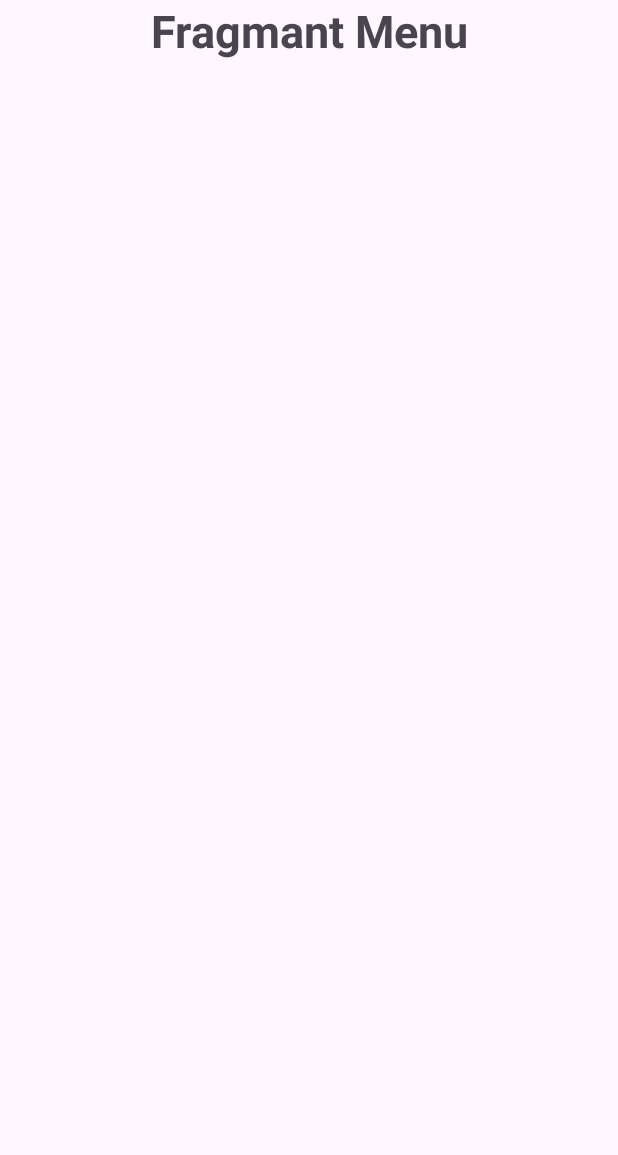
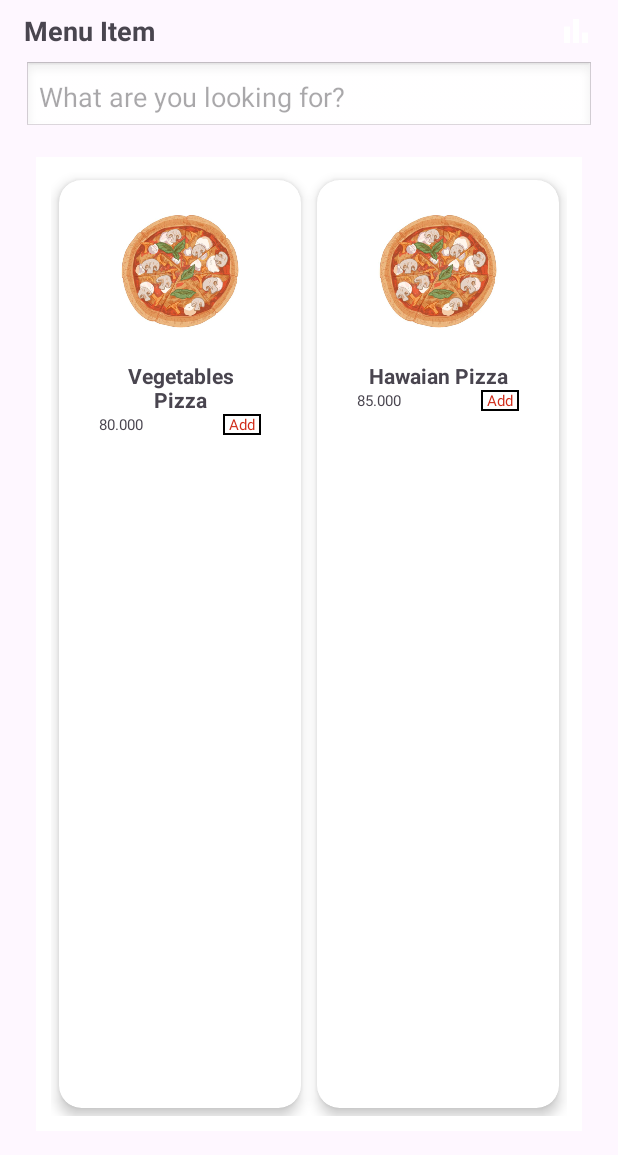
Before and after one commit to jihadanbs/pizza-app-andorid, an Android app: the fragment MenuFragment shown on its own in the app's theme, on a phone screen of 412 x 824 dp. Shown: the top 1155 px of the screen. Run offline under Robolectric (Android 15) with nearby library versions, the phone set to English and light mode, and no system bars.

Commit message:
push RecycleReviewer

```diff
--- /dev/null
+++ b/app/src/main/java/com/example/pizzaappxxxx/AdapterMenu.kt
@@ -0,0 +1,43 @@
+package com.example.pizzaappxxxx
+
+import android.view.LayoutInflater
+import android.view.View
+import android.view.ViewGroup
+import android.widget.ImageView
+import android.widget.TextView
+import androidx.appcompat.view.menu.MenuView
+import androidx.recyclerview.widget.RecyclerView
+
+class AdapterMenu (private val listMenu:List<MenuModel>): RecyclerView.Adapter<AdapterMenu.ViewHolder>() {
+    inner class ViewHolder(v: View):RecyclerView.ViewHolder(v) {
+        val imgFotoMenu: ImageView
+        val textNamaMenu: TextView
+        val textHargaMenu: TextView
+        val btnAddMenu: TextView
+        val context = v.context;
+
+        init {
+            imgFotoMenu = v.findViewById(R.id.imageViewMenu)
+            textNamaMenu = v.findViewById(R.id.textViewNamaMenu)
+            textHargaMenu = v.findViewById(R.id.textViewHargaMenu)
+            btnAddMenu = v.findViewById(R.id.textViewAddMenu)
+        }
+    }
+    override fun  onCreateViewHolder(parent: ViewGroup, viewType: Int): ViewHolder {
+        val layoutInflater = LayoutInflater.from(parent?.context)
+        val cellForRow = layoutInflater.inflate(R.layout.card_layout_menu,
+            parent, false)
+        return ViewHolder(cellForRow)
+    }
+
+    override fun getItemCount(): Int {
+        return  listMenu.size
+    }
+
+    override fun onBindViewHolder(holder: ViewHolder, position: Int) {
+       val modelMenu = listMenu[position]
+        holder.imgFotoMenu.setImageResource(modelMenu.gambar)
+        holder.textNamaMenu.text = modelMenu.namaMenu
+        holder.textHargaMenu.text = modelMenu.harga
+    }
+}
--- a/app/src/main/java/com/example/pizzaappxxxx/MenuFragment.kt
+++ b/app/src/main/java/com/example/pizzaappxxxx/MenuFragment.kt
@@ -5,6 +5,8 @@ import androidx.fragment.app.Fragment
 import android.view.LayoutInflater
 import android.view.View
 import android.view.ViewGroup
+import androidx.recyclerview.widget.GridLayoutManager
+import androidx.recyclerview.widget.RecyclerView
 
 // TODO: Rename parameter arguments, choose names that match
 // the fragment initialization parameters, e.g. ARG_ITEM_NUMBER
@@ -37,6 +39,22 @@ class MenuFragment : Fragment() {
         return inflater.inflate(R.layout.fragment_menu, container, false)
     }
 
+    override fun onViewCreated(view: View, savedInstanceState: Bundle?) {
+        super.onViewCreated(view, savedInstanceState)
+        //add data to RecyclerView
+        val RVMenu: RecyclerView = view.findViewById(R.id.recyclerViewMenu)
+        RVMenu.layoutManager = GridLayoutManager(activity,2)
+        //list data menu
+        val menu = ArrayList<MenuModel>()
+        menu.add(MenuModel(R.drawable.logo_pizza, "Vegetables Pizza", "80.000"))
+        menu.add(MenuModel(R.drawable.logo_pizza, "Hawaian Pizza", "85.000"))
+        menu.add(MenuModel(R.drawable.logo_pizza, "American Pizza", "90.000"))
+        menu.add(MenuModel(R.drawable.logo_pizza, "Italian Pizza", "75.000"))
+        //set adapter
+        val adapterMenu = AdapterMenu(menu)
+        RVMenu.adapter = adapterMenu
+    }
+
     companion object {
         /**
          * Use this factory method to create a new instance of
--- /dev/null
+++ b/app/src/main/java/com/example/pizzaappxxxx/MenuModel.kt
@@ -0,0 +1,4 @@
+package com.example.pizzaappxxxx
+
+class MenuModel (var gambar:Int, var namaMenu:String, var harga:String) {
+}
--- a/app/src/main/res/drawable/baseline_shopping_cart_24.xml
+++ b/app/src/main/res/drawable/baseline_shopping_cart_24.xml
@@ -1,4 +1,4 @@
-<vector xmlns:android="http://schemas.android.com/apk/res/android" android:height="24dp" android:tint="#FFFFFF" android:viewportHeight="24" android:viewportWidth="24" android:width="24dp">
+<vector xmlns:android="http://schemas.android.com/apk/res/android" android:height="24dp" android:tint="#000000" android:viewportHeight="24" android:viewportWidth="24" android:width="24dp">
 
     <path android:fillColor="@android:color/white" android:pathData="M7,18c-1.1,0 -1.99,0.9 -1.99,2S5.9,22 7,22s2,-0.9 2,-2 -0.9,-2 -2,-2zM1,2v2h2l3.6,7.59 -1.35,2.45c-0.16,0.28 -0.25,0.61 -0.25,0.96 0,1.1 0.9,2 2,2h12v-2L7.42,15c-0.14,0 -0.25,-0.11 -0.25,-0.25l0.03,-0.12 0.9,-1.63h7.45c0.75,0 1.41,-0.41 1.75,-1.03l3.58,-6.49c0.08,-0.14 0.12,-0.31 0.12,-0.48 0,-0.55 -0.45,-1 -1,-1L5.21,4l-0.94,-2L1,2zM17,18c-1.1,0 -1.99,0.9 -1.99,2s0.89,2 1.99,2 2,-0.9 2,-2 -0.9,-2 -2,-2z"/>
 
--- /dev/null
+++ b/app/src/main/res/layout/card_layout_menu.xml
@@ -0,0 +1,69 @@
+<?xml version="1.0" encoding="utf-8"?>
+<androidx.cardview.widget.CardView xmlns:android="http://schemas.android.com/apk/res/android"
+    android:layout_width="match_parent"
+    android:layout_height="match_parent"
+    xmlns:app="http://schemas.android.com/apk/res-auto"
+    android:id="@+id/card_display_menu"
+    android:layout_margin="5dp"
+    app:cardCornerRadius="15dp"
+    app:cardElevation="5dp"
+    app:contentPadding="5dp">
+
+    <androidx.constraintlayout.widget.ConstraintLayout
+        android:layout_width="match_parent"
+        android:layout_height="wrap_content"
+        app:layout_constraintStart_toStartOf="parent"
+        app:layout_constraintTop_toTopOf="parent"
+        android:padding="5dp">
+
+        <ImageView
+            android:id="@+id/imageViewMenu"
+            android:layout_width="100dp"
+            android:layout_height="100dp"
+            android:src="@drawable/logo_pizza"
+            app:layout_constraintStart_toStartOf="parent"
+            app:layout_constraintTop_toTopOf="parent"
+            app:layout_constraintEnd_toEndOf="parent"/>
+
+        <TextView
+            android:id="@+id/textViewNamaMenu"
+            android:layout_width="match_parent"
+            android:layout_height="wrap_content"
+            android:layout_marginStart="16dp"
+            android:layout_marginTop="10dp"
+            android:layout_marginEnd="16dp"
+            android:text="Pizza Menu 1"
+            android:textAlignment="center"
+            android:textStyle="bold"
+            app:layout_constraintStart_toStartOf="parent"
+            app:layout_constraintTop_toBottomOf="@id/imageViewMenu"
+            app:layout_constraintEnd_toEndOf="parent"/>
+        <TextView
+            android:id="@+id/textViewHargaMenu"
+            android:layout_width="wrap_content"
+            android:layout_height="wrap_content"
+            android:layout_marginStart="16dp"
+            android:text="Rp. 85.000"
+            android:textSize="10sp"
+            app:layout_constraintStart_toStartOf="parent"
+            app:layout_constraintBottom_toBottomOf="parent"
+            app:layout_constraintTop_toBottomOf="@id/textViewNamaMenu"/>
+        <TextView
+            android:id="@+id/textViewAddMenu"
+            android:layout_width="25dp"
+            android:layout_height="wrap_content"
+            android:layout_marginEnd="16dp"
+            android:background="@drawable/custom_shape_rectangle"
+            android:text="Add"
+            android:textAlignment="center"
+            android:textSize="10sp"
+            android:textColor="@color/red"
+            app:layout_constraintEnd_toEndOf="parent"
+            app:layout_constraintBottom_toBottomOf="parent"
+            app:layout_constraintTop_toBottomOf="@id/textViewNamaMenu"/>
+
+
+
+    </androidx.constraintlayout.widget.ConstraintLayout>
+
+</androidx.cardview.widget.CardView>
--- a/app/src/main/res/layout/fragment_menu.xml
+++ b/app/src/main/res/layout/fragment_menu.xml
@@ -1,17 +1,83 @@
-<?xml version="1.0" encoding="utf-8"?>
 <FrameLayout xmlns:android="http://schemas.android.com/apk/res/android"
     xmlns:tools="http://schemas.android.com/tools"
+    xmlns:app="http://schemas.android.com/apk/res-auto"
     android:layout_width="match_parent"
     android:layout_height="match_parent"
     tools:context=".MenuFragment">
 
-    <!-- TODO: Update blank fragment layout -->
-    <TextView
+    <!-- ConstraintLayout for main layout -->
+    <androidx.constraintlayout.widget.ConstraintLayout
         android:layout_width="match_parent"
-        android:layout_height="match_parent"
-        android:text="Fragmant Menu"
-        android:textStyle="bold"
-        android:textSize="30sp"
-        android:textAlignment="center"/>
+        android:layout_height="match_parent">
+
+        <!-- Top bar with Menu Item text and shopping cart icon -->
+        <androidx.constraintlayout.widget.ConstraintLayout
+            android:id="@+id/topBar"
+            android:layout_width="0dp"
+            android:layout_height="wrap_content"
+            android:layout_marginStart="16dp"
+            android:layout_marginEnd="16dp"
+            android:layout_marginTop="8dp"
+            app:layout_constraintTop_toTopOf="parent"
+            app:layout_constraintStart_toStartOf="parent"
+            app:layout_constraintEnd_toEndOf="parent">
+
+            <!-- TextView for Menu Item -->
+            <TextView
+                android:id="@+id/txtMenuItem"
+                android:layout_width="wrap_content"
+                android:layout_height="wrap_content"
+                android:text="Menu Item"
+                android:textSize="18sp"
+                android:textStyle="bold"
+                app:layout_constraintStart_toStartOf="parent"
+                app:layout_constraintTop_toTopOf="parent"
+                app:layout_constraintBottom_toBottomOf="parent"/>
+
+            <!-- ImageView for shopping cart icon -->
+            <ImageView
+                android:id="@+id/imgShoppingCart"
+                android:layout_width="wrap_content"
+                android:layout_height="wrap_content"
+                android:src="@drawable/baseline_bar_chart_24"
+                android:contentDescription="Shopping Cart"
+                app:layout_constraintEnd_toEndOf="parent"
+                app:layout_constraintTop_toTopOf="parent"
+                app:layout_constraintBottom_toBottomOf="parent" />
+
+        </androidx.constraintlayout.widget.ConstraintLayout>
+
+        <!-- EditText for Search -->
+        <EditText
+            android:id="@+id/txtSearch"
+            android:layout_width="0dp"
+            android:layout_height="wrap_content"
+            android:hint="What are you looking for?"
+            android:padding="10dp"
+            android:layout_marginTop="8dp"
+            app:layout_constraintTop_toBottomOf="@id/topBar"
+            app:layout_constraintStart_toStartOf="parent"
+            app:layout_constraintEnd_toEndOf="parent"
+            android:layout_marginStart="16dp"
+            android:layout_marginEnd="16dp"
+            android:background="@android:drawable/edit_text"/>
+
+        <!-- RecyclerView for Menu Items -->
+        <androidx.recyclerview.widget.RecyclerView
+            android:id="@+id/recyclerViewMenu"
+            android:layout_width="match_parent"
+            android:layout_height="0dp"
+            android:layout_marginTop="16dp"
+            android:layout_marginBottom="70dp"
+            android:layout_marginStart="24dp"
+            android:layout_marginEnd="24dp"
+            app:layout_constraintTop_toBottomOf="@id/txtSearch"
+            app:layout_constraintBottom_toBottomOf="parent"
+            app:layout_constraintStart_toStartOf="parent"
+            app:layout_constraintEnd_toEndOf="parent"
+            android:background="@android:color/white"
+            android:padding="10dp"/>
+
+    </androidx.constraintlayout.widget.ConstraintLayout>
 
 </FrameLayout>
```
